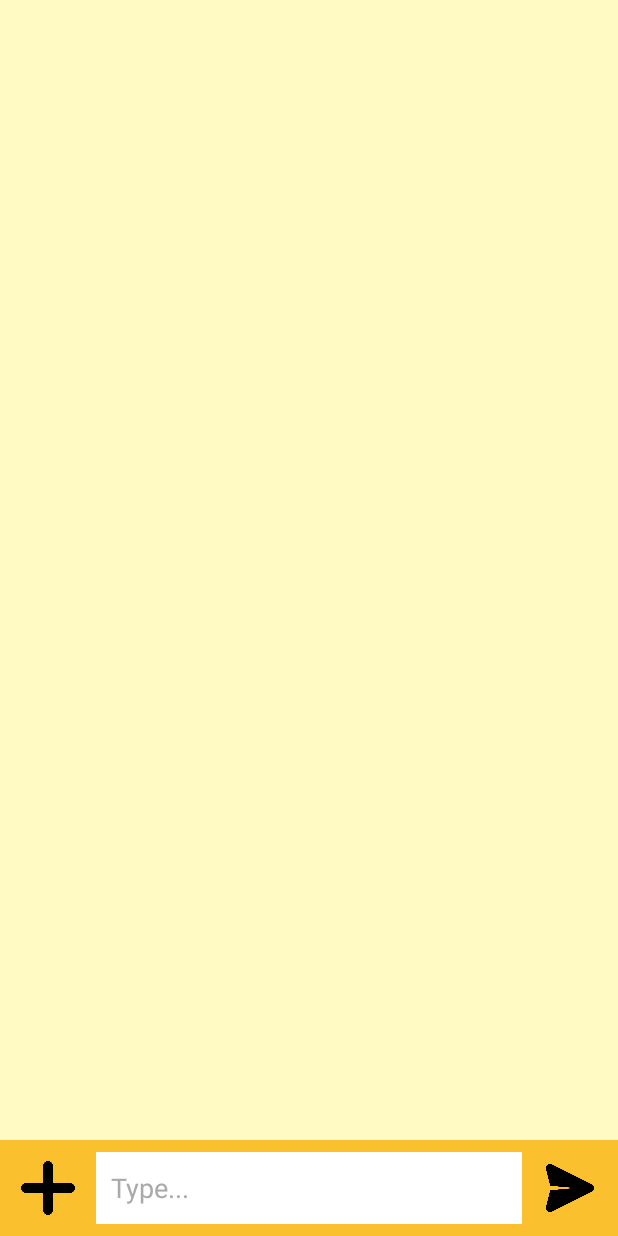
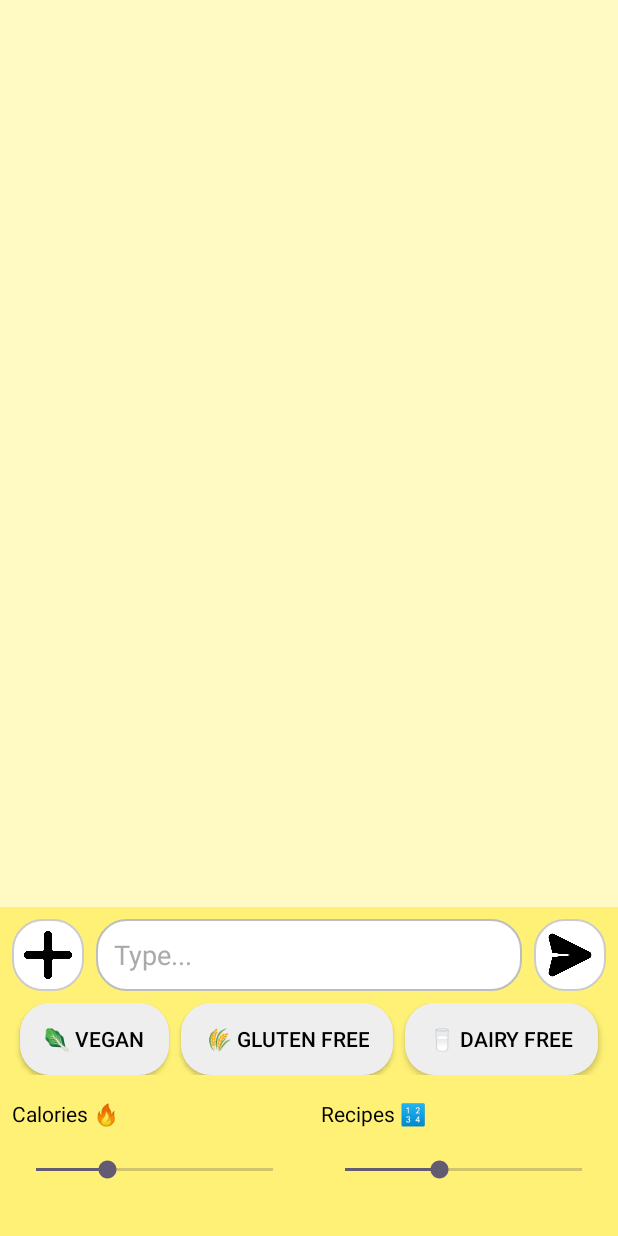
Before and after one commit to NEU-MobileDev-3/RecipeIt-Client, an Android app: the layout activity_main.xml on its own in the app's theme, with its tools: preview values and no code run, on a phone screen of 412 x 824 dp. Run offline under Robolectric (Android 15) with nearby library versions, the phone set to English and light mode, and no system bars.

Commit message:
Added food preferences Home Screen UI

```diff
--- /dev/null
+++ b/RecipeIt/app/src/main/res/drawable/rounded_button.xml
@@ -0,0 +1,6 @@
+<shape xmlns:android="http://schemas.android.com/apk/res/android"
+    android:shape="rectangle">
+    <solid android:color="#FFFFFF"/>
+    <corners android:radius="20dp"/>
+    <stroke android:width="1dp" android:color="#CCCCCC"/>
+</shape>
--- /dev/null
+++ b/RecipeIt/app/src/main/res/drawable/rounded_edittext.xml
@@ -0,0 +1,6 @@
+<shape xmlns:android="http://schemas.android.com/apk/res/android"
+    android:shape="rectangle">
+    <solid android:color="#FFFFFF"/>
+    <corners android:radius="20dp"/>
+    <stroke android:width="1dp" android:color="#BDBDBD"/>
+</shape>
--- /dev/null
+++ b/RecipeIt/app/src/main/res/drawable/rounded_toggle.xml
@@ -0,0 +1,14 @@
+<selector xmlns:android="http://schemas.android.com/apk/res/android">
+    <item android:state_checked="true">
+        <shape android:shape="rectangle">
+            <solid android:color="#A5D6A7"/>
+            <corners android:radius="20dp"/>
+        </shape>
+    </item>
+    <item>
+        <shape android:shape="rectangle">
+            <solid android:color="#EEEEEE"/>
+            <corners android:radius="20dp"/>
+        </shape>
+    </item>
+</selector>
--- a/RecipeIt/app/src/main/res/layout/activity_main.xml
+++ b/RecipeIt/app/src/main/res/layout/activity_main.xml
@@ -27,19 +27,26 @@
             android:layout_height="wrap_content" />
     </ScrollView>
 
-    <!-- Input area with icons -->
+    <!-- Input Container -->
     <LinearLayout
         android:id="@+id/inputContainer"
         android:layout_width="0dp"
         android:layout_height="wrap_content"
-        android:orientation="horizontal"
+        android:orientation="vertical"
+        android:background="#FFF176"
         android:padding="8dp"
-        android:background="#FBC02D"
         app:layout_constraintBottom_toBottomOf="parent"
         app:layout_constraintStart_toStartOf="parent"
         app:layout_constraintEnd_toEndOf="parent">
 
-        <!-- Plus Icon -->
+        <!-- Chat Input Row -->
+        <LinearLayout
+            android:layout_width="match_parent"
+            android:layout_height="wrap_content"
+            android:orientation="horizontal"
+            android:layout_marginBottom="8dp"
+            android:gravity="center_vertical">
+
             <ImageView
                 android:id="@+id/plusIcon"
                 android:layout_width="48dp"
@@ -47,35 +54,137 @@
                 android:src="@drawable/add"
                 android:contentDescription="Add"
                 android:onClick="onSelectPhoto"
-            android:layout_gravity="center_vertical"
-            android:padding="6dp" />
+                android:padding="8dp"
+                android:background="@drawable/rounded_button"
+                android:layout_marginEnd="8dp"/>
 
-        <!-- Input Field -->
             <EditText
                 android:id="@+id/inputEditText"
                 android:layout_width="0dp"
                 android:layout_height="48dp"
                 android:layout_weight="1"
                 android:hint="Type..."
-            android:background="@android:color/white"
-            android:padding="10dp"
+                android:background="@drawable/rounded_edittext"
+                android:paddingHorizontal="12dp"
                 android:textColor="@android:color/black"
-            android:textColorHint="@android:color/darker_gray"
-            android:layout_marginHorizontal="8dp"
-            android:layout_gravity="center_vertical"
-            android:drawablePadding="8dp" />
+                android:textColorHint="@android:color/darker_gray"/>
 
-        <!-- Mic Icon -->
-
-        <!-- Send Icon -->
             <ImageView
                 android:id="@+id/sendIcon"
                 android:layout_width="48dp"
                 android:layout_height="48dp"
-            android:layout_gravity="center_vertical"
+                android:src="@drawable/message"
                 android:contentDescription="Send"
                 android:onClick="submitByChat"
-            android:padding="6dp"
-            android:src="@drawable/message" />
+                android:padding="8dp"
+                android:background="@drawable/rounded_button"
+                android:layout_marginStart="8dp"/>
+        </LinearLayout>
+
+        <!-- Food Preferences -->
+        <LinearLayout
+            android:layout_width="match_parent"
+            android:layout_height="wrap_content"
+            android:orientation="horizontal"
+            android:gravity="center"
+            android:layout_marginBottom="8dp">
+
+            <ToggleButton
+                android:layout_width="wrap_content"
+                android:layout_height="wrap_content"
+                android:textOn="🥬 Vegan"
+                android:textOff="🥬 Vegan"
+                android:minWidth="48dp"
+                android:minHeight="48dp"
+                android:background="@drawable/rounded_toggle"
+                android:textColor="@android:color/black"
+                android:paddingHorizontal="16dp"/>
+
+            <ToggleButton
+                android:layout_width="wrap_content"
+                android:layout_height="wrap_content"
+                android:minWidth="48dp"
+                android:minHeight="48dp"
+                android:textOn="🌾 Gluten Free"
+                android:textOff="🌾 Gluten Free"
+                android:background="@drawable/rounded_toggle"
+                android:textColor="@android:color/black"
+                android:paddingHorizontal="16dp"
+                android:layout_marginStart="8dp"/>
+
+            <ToggleButton
+                android:layout_width="wrap_content"
+                android:layout_height="wrap_content"
+                android:minWidth="48dp"
+                android:minHeight="48dp"
+                android:textOn="🥛 Dairy Free"
+                android:textOff="🥛 Dairy Free"
+                android:background="@drawable/rounded_toggle"
+                android:textColor="@android:color/black"
+                android:paddingHorizontal="16dp"
+                android:layout_marginStart="8dp"/>
+        </LinearLayout>
+
+        <!-- Sliders -->
+        <LinearLayout
+            android:layout_width="match_parent"
+            android:layout_height="wrap_content"
+            android:orientation="horizontal"
+            android:gravity="center"
+            android:layout_marginTop="8dp"
+            android:layout_marginBottom="8dp">
+
+            <LinearLayout
+                android:layout_width="0dp"
+                android:layout_weight="1"
+                android:layout_height="wrap_content"
+                android:orientation="vertical"
+                android:paddingEnd="8dp">
+
+                <TextView
+                    android:layout_width="wrap_content"
+                    android:layout_height="wrap_content"
+                    android:text="Calories 🔥"
+                    android:textColor="@android:color/black"/>
+
+                <FrameLayout
+                    android:layout_width="match_parent"
+                    android:layout_height="56dp">
+                    <SeekBar
+                        android:id="@+id/calorieSeekBar"
+                        android:layout_width="match_parent"
+                        android:layout_height="match_parent"
+                        android:max="1000"
+                        android:progress="300" />
+                </FrameLayout>
+
+            </LinearLayout>
+
+            <LinearLayout
+                android:layout_width="0dp"
+                android:layout_weight="1"
+                android:layout_height="wrap_content"
+                android:orientation="vertical"
+                android:paddingStart="8dp">
+
+                <TextView
+                    android:layout_width="wrap_content"
+                    android:layout_height="wrap_content"
+                    android:text="Recipes 🔢"
+                    android:textFontWeight="6"
+                    android:textColor="@android:color/black"/>
+
+                <FrameLayout
+                    android:layout_width="match_parent"
+                    android:layout_height="56dp">
+                    <SeekBar
+                        android:id="@+id/recipeCountSeekBar"
+                        android:layout_width="match_parent"
+                        android:layout_height="match_parent"
+                        android:max="5"
+                        android:progress="2" />
+                </FrameLayout>
+            </LinearLayout>
+        </LinearLayout>
     </LinearLayout>
 </androidx.constraintlayout.widget.ConstraintLayout>
```
Lines whose indentation alone changed are shown as unchanged.
